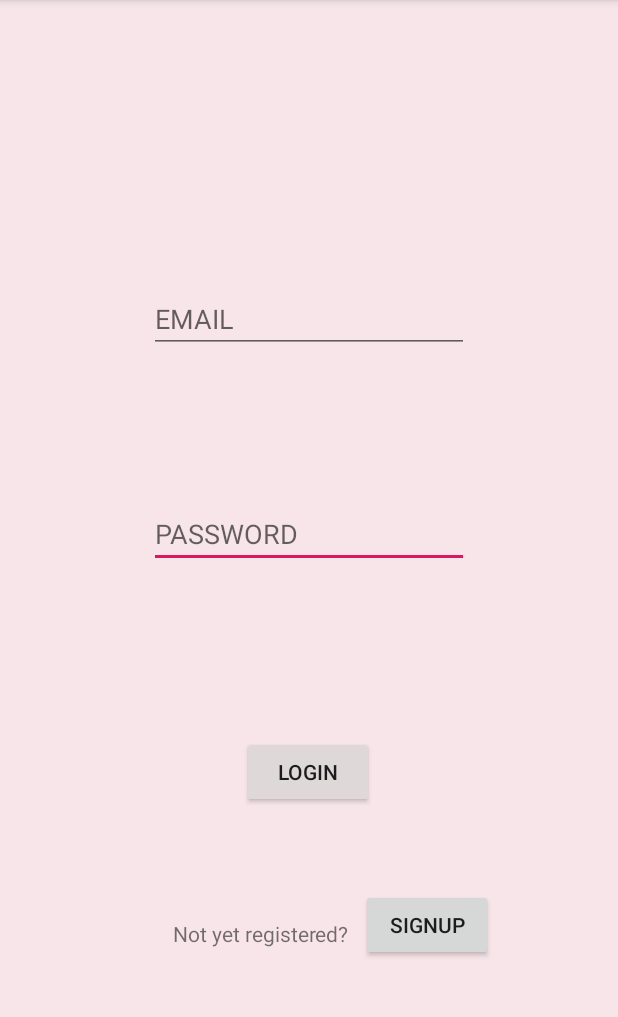
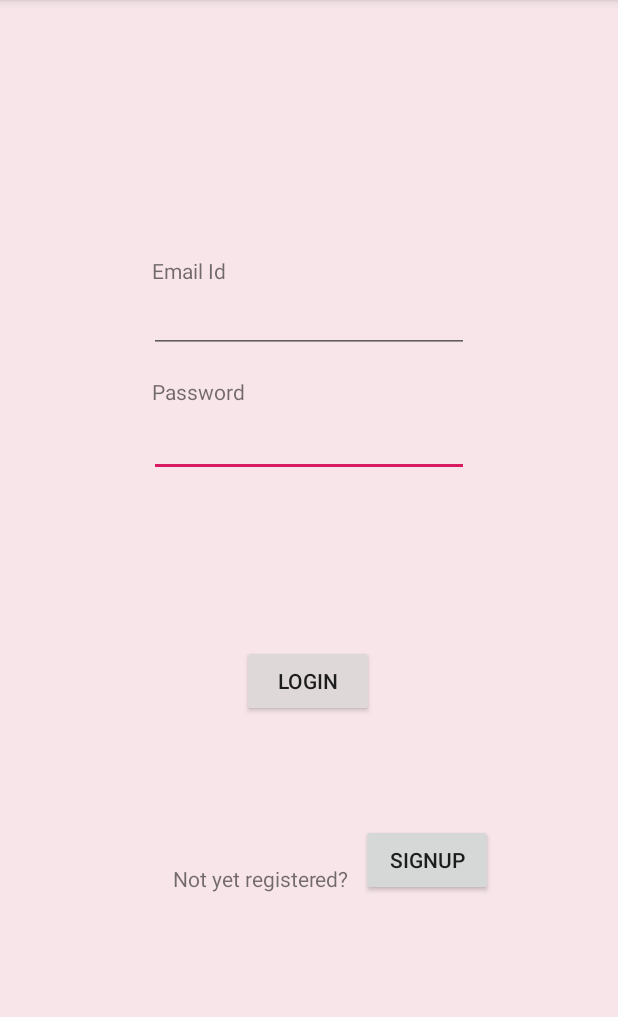
Before and after one commit to khushijashnani/RentAwayX, an Android app: the screen it shows after launch (MainActivity), on a phone screen of 412 x 824 dp, the part 84-1101 px from its top. Run offline under Robolectric (Android 15) with nearby library versions, the phone set to English and light mode, and no system bars; our stand-ins replace Firebase (no records; nobody signed in at launch, a user with empty details on screens opened directly).

Commit message:
email verification done

```diff
--- a/app/build.gradle
+++ b/app/build.gradle
@@ -31,7 +31,7 @@ dependencies {
     implementation 'com.google.firebase:firebase-analytics:17.2.0'
     implementation 'com.google.firebase:firebase-database:19.0.0'
     implementation 'com.google.android.material:material:1.0.0'
-    implementation 'de.hdodenhof:circleimageview:3.0.1'
+
 
 }
 apply plugin: 'com.google.gms.google-services'
--- a/app/src/main/java/com/project/rentaway/MainActivity.java
+++ b/app/src/main/java/com/project/rentaway/MainActivity.java
@@ -3,6 +3,7 @@ package com.project.rentaway;
 import androidx.annotation.NonNull;
 import androidx.appcompat.app.AppCompatActivity;
 
+import android.app.ProgressDialog;
 import android.content.Intent;
 import android.os.Bundle;
 import android.text.TextUtils;
@@ -24,6 +25,7 @@ public class MainActivity extends AppCompatActivity {
     private EditText user,pass;
     private Button signup,login;
     private FirebaseAuth firebaseAuth;
+    private ProgressDialog progressDialog;
     private static final String TAG ="MainActivity";
 
 
@@ -33,23 +35,22 @@ public class MainActivity extends AppCompatActivity {
         setContentView(R.layout.activity_main);
         Log.d(TAG, "onCreate: Started");
 
-
+        progressDialog = new ProgressDialog(this);
         firebaseAuth = FirebaseAuth.getInstance();
         user =(EditText)findViewById(R.id.userid);
         pass =(EditText)findViewById(R.id.password);
         signup =(Button)findViewById(R.id.signupbtn);
         login = (Button) findViewById(R.id.btnlogin);
 
-        if(firebaseAuth.getCurrentUser()!=null){
-            finish();
-           // startActivity(new Intent(getApplicationContext(),mainPage.class));
+        if(firebaseAuth.getCurrentUser()!=null && firebaseAuth.getCurrentUser().isEmailVerified()){
+            //finish();
+            startActivity(new Intent(MainActivity.this,navigationDrawer.class));
         }
 
         signup.setOnClickListener(new View.OnClickListener() {
             @Override
             public void onClick(View view) {
                 Log.d(TAG, "onClick: Clicked signup");
-                finish();
                 Intent intent = new Intent(MainActivity.this,signUpPage.class);
                 startActivity(intent);
             }
@@ -76,17 +77,25 @@ public class MainActivity extends AppCompatActivity {
             return;
         }
 
+        progressDialog.setMessage("Logging in...");
+        progressDialog.show();
+
         firebaseAuth.signInWithEmailAndPassword(email,password)
                 .addOnCompleteListener(this, new OnCompleteListener<AuthResult>() {
                     @Override
                     public void onComplete(@NonNull Task<AuthResult> task) {
                         if(task.isSuccessful()){
+                            if(firebaseAuth.getCurrentUser().isEmailVerified())
+                            {
+                                finish();
+                                Intent intentNew=new Intent(MainActivity.this,navigationDrawer.class);
+                                startActivity(intentNew);
+                            }
+                            else
+                            {
+                                toastMessage("Please verify your email address.");
+                            }
 
-                            finish();
-
-                            Intent intentNew=new Intent(MainActivity.this,navigationDrawer.class);
-                                    startActivity(intentNew);
-                            //startActivity(new Intent(getApplicationContext(),mainPage.class));
                         }
                         else
                         {
--- a/app/src/main/res/layout-v26/activity_main.xml
+++ b/app/src/main/res/layout-v26/activity_main.xml
@@ -14,18 +14,15 @@
         android:layout_width="wrap_content"
         android:layout_height="wrap_content"
         android:layout_marginStart="8dp"
-        android:layout_marginTop="36dp"
+        android:layout_marginTop="2dp"
         android:layout_marginEnd="8dp"
-        android:layout_marginBottom="328dp"
         android:autofillHints=""
         android:ems="10"
-        android:hint="@string/pass"
         android:inputType="textPassword"
         android:textSize="18sp"
-        app:layout_constraintBottom_toBottomOf="parent"
         app:layout_constraintEnd_toEndOf="parent"
         app:layout_constraintStart_toStartOf="parent"
-        app:layout_constraintTop_toBottomOf="@+id/userid" />
+        app:layout_constraintTop_toBottomOf="@+id/textView3" />
 
     <Button
         android:id="@+id/btnlogin"
@@ -83,7 +80,6 @@
         android:layout_marginBottom="8dp"
         android:autofillHints=""
         android:ems="10"
-        android:hint="EMAIL"
         android:inputType="text"
         app:layout_constraintBottom_toBottomOf="parent"
         app:layout_constraintEnd_toEndOf="parent"
@@ -91,4 +87,32 @@
         app:layout_constraintTop_toTopOf="parent"
         app:layout_constraintVertical_bias="0.258" />
 
+    <TextView
+        android:id="@+id/textView2"
+        android:layout_width="wrap_content"
+        android:layout_height="0dp"
+        android:layout_marginStart="8dp"
+        android:layout_marginEnd="8dp"
+        android:text="Email Id"
+        app:layout_constraintBottom_toTopOf="@+id/userid"
+        app:layout_constraintEnd_toEndOf="parent"
+        app:layout_constraintHorizontal_bias="0.269"
+        app:layout_constraintStart_toStartOf="parent" />
+
+    <TextView
+        android:id="@+id/textView3"
+        android:layout_width="wrap_content"
+        android:layout_height="wrap_content"
+        android:layout_marginStart="8dp"
+        android:layout_marginTop="16dp"
+        android:layout_marginEnd="8dp"
+        android:layout_marginBottom="1dp"
+        android:text="Password"
+        app:layout_constraintBottom_toTopOf="@+id/password"
+        app:layout_constraintEnd_toEndOf="parent"
+        app:layout_constraintHorizontal_bias="0.28"
+        app:layout_constraintStart_toStartOf="parent"
+        app:layout_constraintTop_toBottomOf="@+id/userid"
+        app:layout_constraintVertical_bias="1.0" />
+
 </androidx.constraintlayout.widget.ConstraintLayout>
```
Also changed, not shown: app/src/main/java/com/project/rentaway/navigationDrawer.java (+2 -7 lines), app/src/main/java/com/project/rentaway/signUpPage.java (+29 -10 lines).
